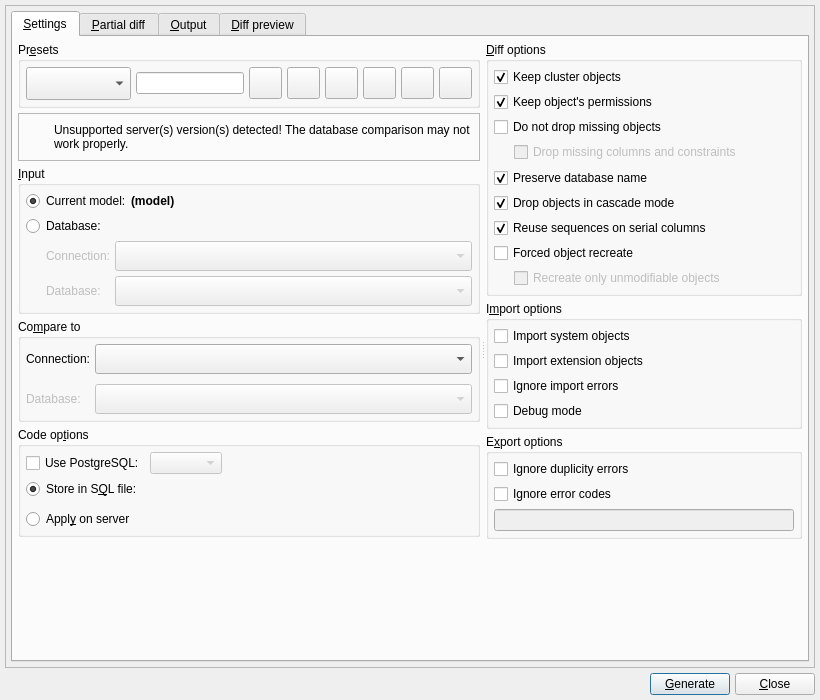
The window that libs/libgui/ui/tools/modeldatabasediffform.ui (codacy-open-source-projects-scans/pgmodeler) describes before a commit, drawn with Qt 5.
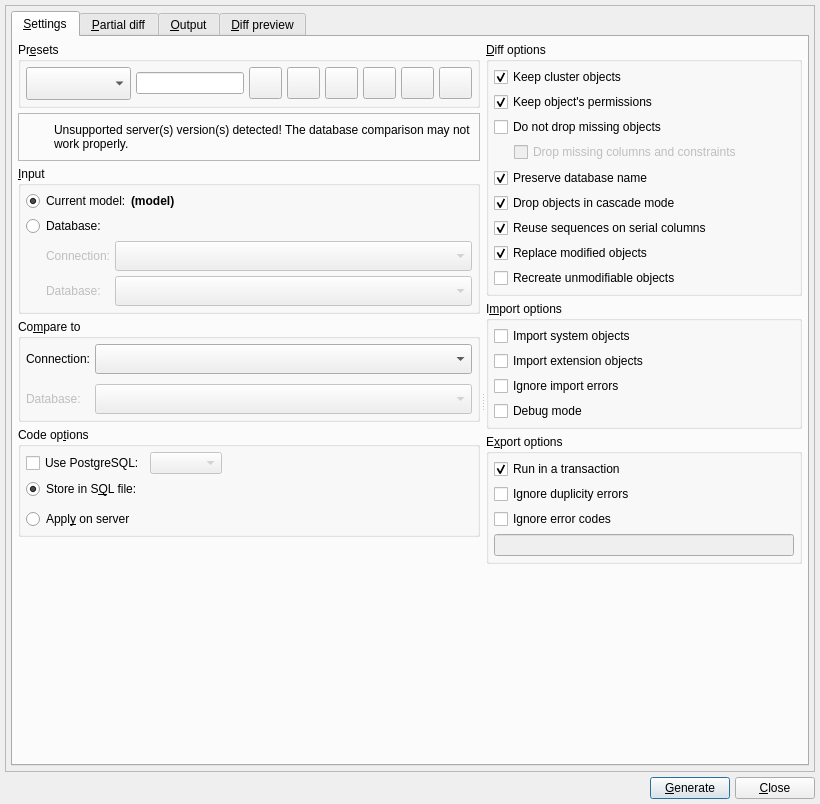
The same window after the commit. Icons and pictures are not drawn.

```diff
--- a/libs/libgui/ui/tools/modeldatabasediffform.ui
+++ b/libs/libgui/ui/tools/modeldatabasediffform.ui
@@ -10,7 +10,7 @@
     <x>0</x>
     <y>0</y>
     <width>820</width>
-    <height>700</height>
+    <height>804</height>
    </rect>
   </property>
   <property name="sizePolicy">
@@ -1180,15 +1180,16 @@
                   </widget>
                  </item>
                  <item>
-                  <layout class="QGridLayout" name="gridLayout_8">
-                   <property name="spacing">
-                    <number>5</number>
-                   </property>
-                   <item row="0" column="0" colspan="2">
-                    <widget class="QCheckBox" name="force_recreation_chk">
+                  <widget class="QCheckBox" name="replace_modified_chk">
                      <property name="enabled">
                       <bool>true</bool>
                      </property>
+                   <property name="sizePolicy">
+                    <sizepolicy hsizetype="Expanding" vsizetype="Fixed">
+                     <horstretch>0</horstretch>
+                     <verstretch>0</verstretch>
+                    </sizepolicy>
+                   </property>
                      <property name="toolTip">
                       <string>&lt;p&gt;Instead of use an ALTER command to modify certain kind of objects a DROP and CREATE will be used in order to do a full modification. This option does not affects the database object.&lt;/p&gt;</string>
                      </property>
@@ -1196,36 +1197,17 @@
                       <string/>
                      </property>
                      <property name="text">
-                      <string>Forced object recreate</string>
-                     </property>
-                     <property name="checkable">
-                      <bool>true</bool>
+                    <string>Replace modified objects</string>
                      </property>
                      <property name="checked">
-                      <bool>false</bool>
+                    <bool>true</bool>
                      </property>
                     </widget>
                    </item>
-                   <item row="1" column="0">
-                    <spacer name="horizontalSpacer_5">
-                     <property name="orientation">
-                      <enum>Qt::Horizontal</enum>
-                     </property>
-                     <property name="sizeType">
-                      <enum>QSizePolicy::Fixed</enum>
-                     </property>
-                     <property name="sizeHint" stdset="0">
-                      <size>
-                       <width>15</width>
-                       <height>20</height>
-                      </size>
-                     </property>
-                    </spacer>
-                   </item>
-                   <item row="1" column="1">
+                 <item>
                     <widget class="QCheckBox" name="recreate_unmod_chk">
                      <property name="enabled">
-                      <bool>false</bool>
+                    <bool>true</bool>
                      </property>
                      <property name="sizePolicy">
                       <sizepolicy hsizetype="Expanding" vsizetype="Fixed">
@@ -1240,7 +1222,7 @@
                       <string/>
                      </property>
                      <property name="text">
-                      <string>Recreate only unmodifiable objects</string>
+                    <string>Recreate unmodifiable objects</string>
                      </property>
                      <property name="checked">
                       <bool>false</bool>
@@ -1248,8 +1230,6 @@
                     </widget>
                    </item>
                   </layout>
-                 </item>
-                </layout>
                </widget>
               </item>
               <item>
@@ -1362,7 +1342,10 @@
                </widget>
               </item>
               <item>
-               <widget class="QGroupBox" name="groupBox_4">
+               <widget class="QGroupBox" name="export_opts_gb">
+                <property name="enabled">
+                 <bool>true</bool>
+                </property>
                 <property name="sizePolicy">
                  <sizepolicy hsizetype="Preferred" vsizetype="Fixed">
                   <horstretch>0</horstretch>
@@ -1388,6 +1371,22 @@
                  <property name="bottomMargin">
                   <number>5</number>
                  </property>
+                 <item>
+                  <widget class="QCheckBox" name="run_in_transaction_chk">
+                   <property name="toolTip">
+                    <string>&lt;p&gt;Run the generated commands in a single transaction block. In case of errors, all changes are rolled back. &lt;strong&gt;NOTE:&lt;/strong&gt; This option may raise errors if the diff code contains DDL commands related to database and tablespaces.&lt;/p&gt;</string>
+                   </property>
+                   <property name="statusTip">
+                    <string/>
+                   </property>
+                   <property name="text">
+                    <string>Run in a transaction</string>
+                   </property>
+                   <property name="checked">
+                    <bool>true</bool>
+                   </property>
+                  </widget>
+                 </item>
                  <item>
                   <widget class="QCheckBox" name="ignore_duplic_chk">
                    <property name="sizePolicy">
```
Left out of the diff: 12 changed lines with no effect on the pictures. Lines whose indentation alone changed are shown as unchanged.
